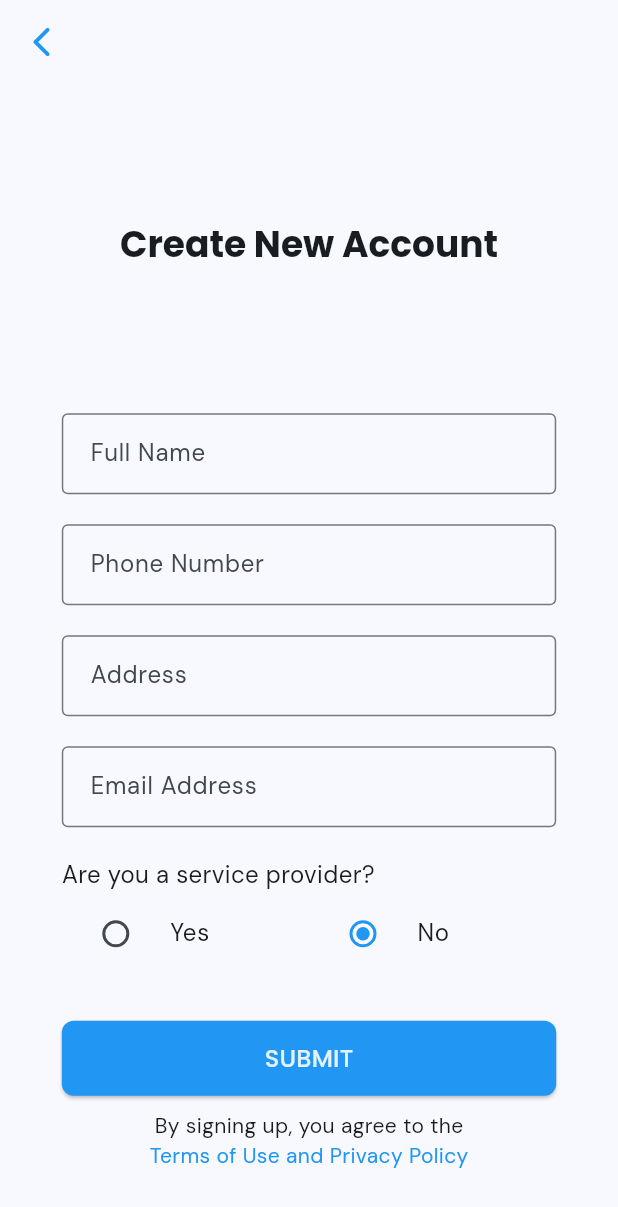
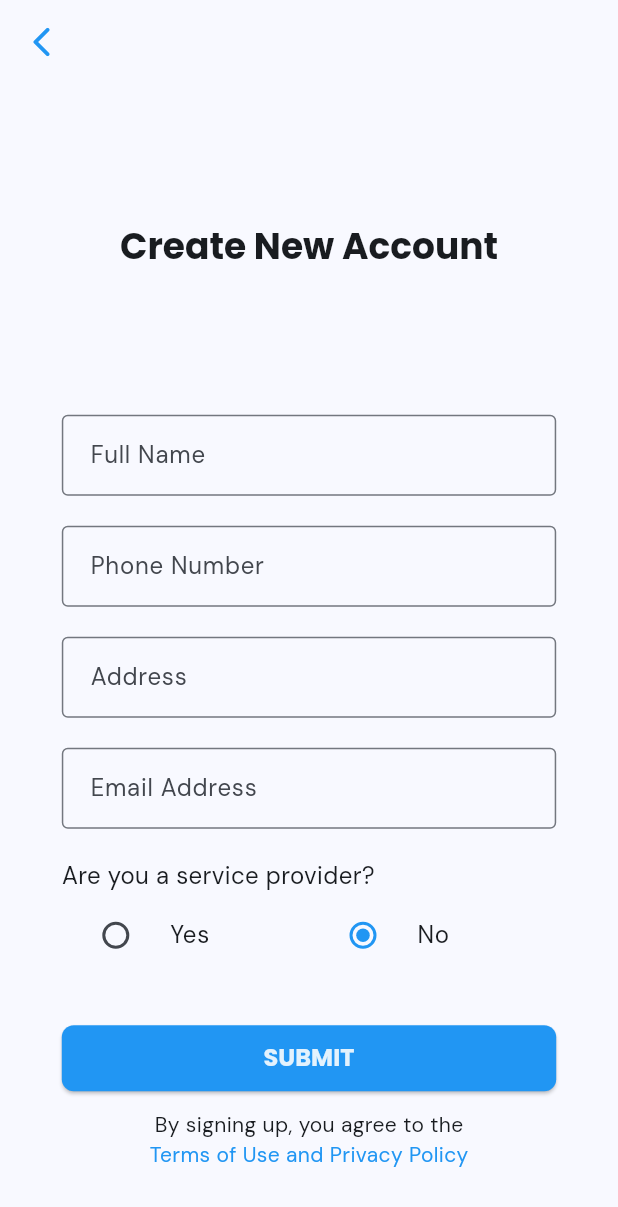
Before and after one commit to enbernaldez/athomeconvenience, a Flutter app: the RegistrationPage screen opened directly, on a phone screen of 412 x 824 dp. Shown: the top 1207 px of the screen. Run offline on Flutter 3.47's test engine with Material 2 defaults, Android fonts, the phone set to English and light mode, and no system bars; drawn by our look-alikes of auto_size_text; our stand-ins replace cloud_firestore, convex_bottom_bar, country_picker, email_validator, firebase_auth, firebase_core and 9 more; accounts and stored records are empty.

Commit message:
consistent buttons

```diff
--- a/lib/landing_page.dart
+++ b/lib/landing_page.dart
@@ -58,6 +58,7 @@ class LandingPage extends StatelessWidget {
                 const SizedBox(height: 40),
                 Button(
                   buttonText: 'LOG IN',
+                  textType: Theme.of(context).textTheme.displaySmall,
                   onPress: () {
                     Navigator.of(context).push(
                       MaterialPageRoute(
@@ -74,7 +75,7 @@ class LandingPage extends StatelessWidget {
                 Button(
                   buttonText: 'REGISTER',
                   buttonColor: Colors.orange,
-                  textType: Theme.of(context).textTheme.titleMedium!.copyWith(
+                  textType: Theme.of(context).textTheme.displaySmall!.copyWith(
                         color: Colors.orange[50],
                       ),
                   onPress: () {
--- a/lib/login_page.dart
+++ b/lib/login_page.dart
@@ -163,6 +163,7 @@ class _LogInPageState extends State<LogInPage> {
                         Button(
                           buttonText:
                               widget.isRegister == true ? 'NEXT' : 'SIGN IN',
+                          textType: Theme.of(context).textTheme.displaySmall,
                           onPress: handleClick,
                         ),
                         const SizedBox(height: 10),
--- a/lib/registration_page.dart
+++ b/lib/registration_page.dart
@@ -722,22 +722,10 @@ class _RegistrationPageState extends State<RegistrationPage> {
                           ),
                         ),
                         const SizedBox(height: 30),
-                        FractionallySizedBox(
-                          widthFactor: 1,
-                          child: SizedBox(
-                            height: 50,
-                            child: ElevatedButton(
-                              onPressed: handleRegister,
-                              style: ElevatedButton.styleFrom(
-                                backgroundColor: Colors.blue,
-                              ),
-                              child: AutoSizeText(
-                                'SUBMIT',
-                                style: Theme.of(context).textTheme.titleMedium,
-                                minFontSize: 16,
-                              ),
-                            ),
-                          ),
+                        Button(
+                          buttonText: 'SUBMIT',
+                          textType: Theme.of(context).textTheme.displaySmall,
+                          onPress: handleRegister,
                         ),
                         const SizedBox(height: 10),
                         const Text('By signing up, you agree to the'),
```
Also changed, not shown: lib/main.dart (+6 -7 lines), lib/shop_profile_page.dart (+5 -3 lines), lib/terms_and_conditions_page.dart (+4 -7 lines), 3 other files.
